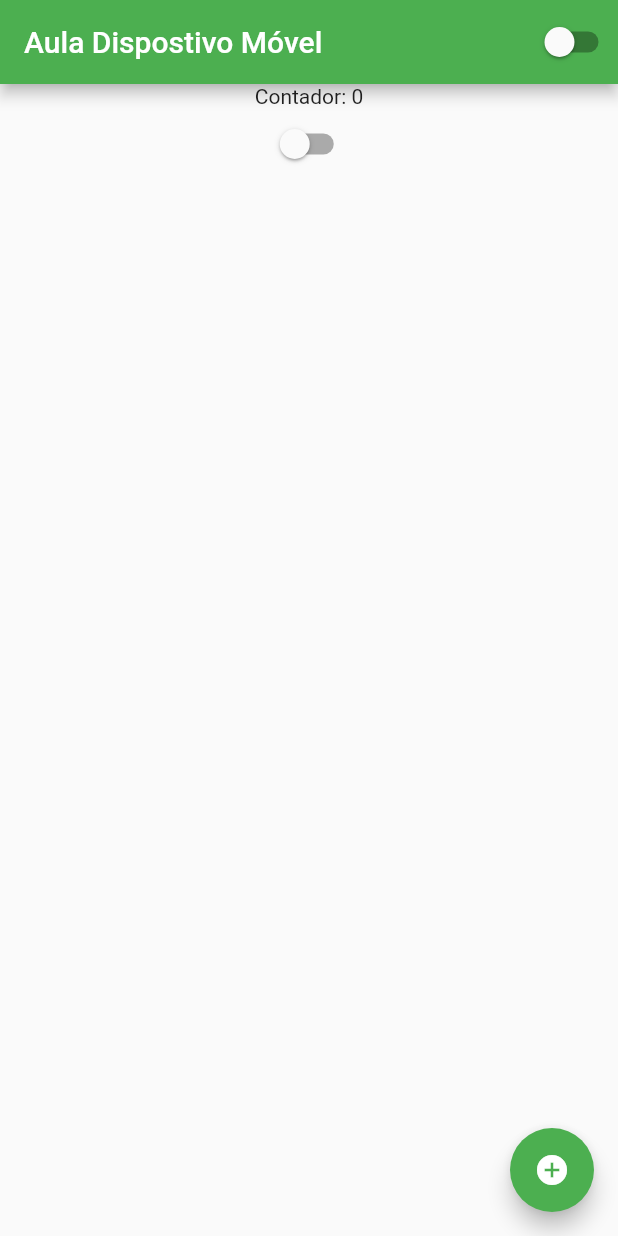
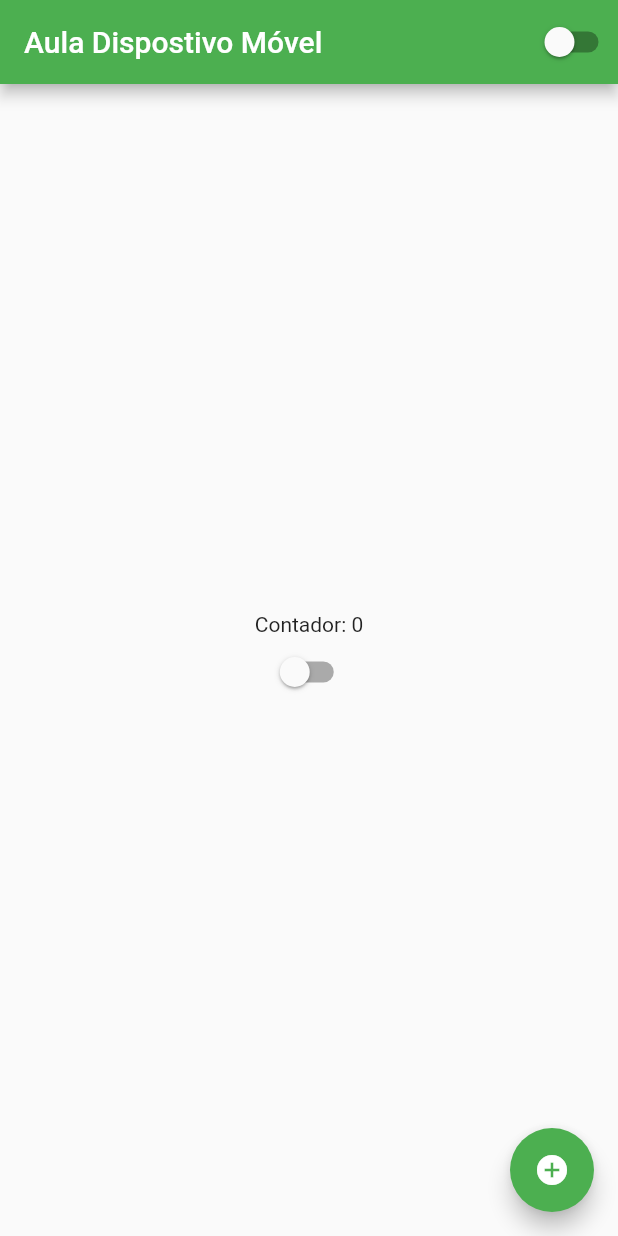
Before and after one commit to claytonferraz/flutter_aula2021_1, a Flutter app: the screen it shows after launch, on a phone screen of 412 x 824 dp. Run offline on Flutter 3.47's test engine with Material 2 defaults, Android fonts, the phone set to English and light mode, and no system bars.

Commit message:
Aula 1.9.2
Colunas com tamanho

```diff
--- a/lib/home_page.dart
+++ b/lib/home_page.dart
@@ -26,6 +26,8 @@ class HomePageState extends State<HomePage> {
         width: double.infinity,
         height: double.infinity,
         child: Column(
+          mainAxisAlignment: MainAxisAlignment.center,
+          // crossAxisAlignment: CrossAxisAlignment.start,
           children: [
             Text('Contador: $counter'),
             CustomSwitch(),
```
